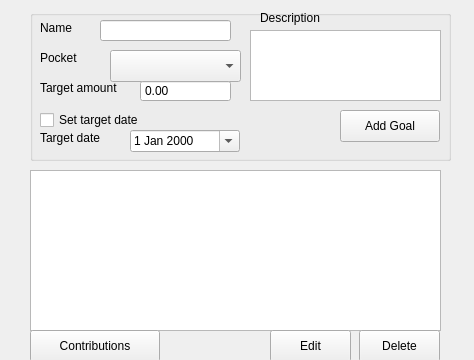
This is ui/goals_widget.ui in fishija/fcontrol-personal-finance as Qt 5 draws it before an edit. The edited form follows.
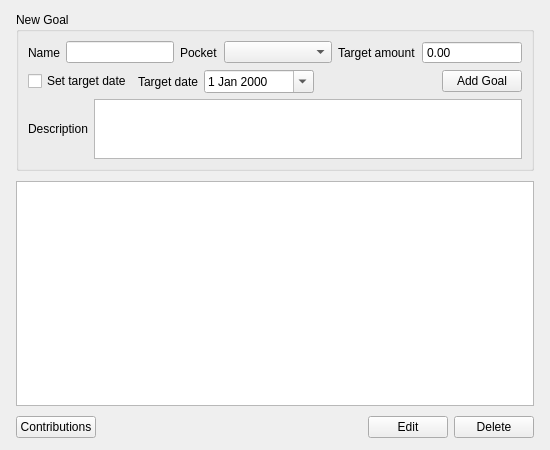
This is the edited form.

Commit message: Update goals and goal_contribution views to meet base usability requirements

Diff of the .ui file:
```diff
--- a/ui/goals_widget.ui
+++ b/ui/goals_widget.ui
@@ -6,131 +6,125 @@
    <rect>
     <x>0</x>
     <y>0</y>
-    <width>474</width>
-    <height>360</height>
+    <width>550</width>
+    <height>450</height>
    </rect>
   </property>
   <property name="windowTitle">
    <string>Form</string>
   </property>
+  <layout class="QVBoxLayout" name="mainLayout">
+   <property name="leftMargin">
+    <number>16</number>
+   </property>
+   <property name="topMargin">
+    <number>12</number>
+   </property>
+   <property name="rightMargin">
+    <number>16</number>
+   </property>
+   <property name="bottomMargin">
+    <number>12</number>
+   </property>
+   <property name="spacing">
+    <number>10</number>
+   </property>
+   <item>
   <widget class="QGroupBox" name="groupBox">
-   <property name="geometry">
-    <rect>
-     <x>30</x>
-     <y>10</y>
-     <width>421</width>
-     <height>151</height>
-    </rect>
-   </property>
    <property name="title">
-    <string/>
-   </property>
-   <widget class="QPushButton" name="addButton">
-    <property name="geometry">
-     <rect>
-      <x>310</x>
-      <y>100</y>
-      <width>100</width>
-      <height>32</height>
-     </rect>
-    </property>
-    <property name="text">
-     <string>Add Goal</string>
-    </property>
-   </widget>
-   <widget class="QComboBox" name="pocketSelect">
-    <property name="geometry">
-     <rect>
-      <x>80</x>
-      <y>40</y>
-      <width>131</width>
-      <height>32</height>
-     </rect>
-    </property>
-   </widget>
+      <string>New Goal</string>
+     </property>
+     <layout class="QVBoxLayout" name="groupBoxLayout">
+      <property name="spacing">
+       <number>6</number>
+      </property>
+      <item>
+       <layout class="QHBoxLayout" name="row1">
+        <property name="spacing">
+         <number>6</number>
+        </property>
+        <item>
    <widget class="QLabel" name="label">
-    <property name="geometry">
-     <rect>
-      <x>10</x>
-      <y>10</y>
-      <width>58</width>
-      <height>16</height>
-     </rect>
-    </property>
     <property name="text">
      <string>Name</string>
     </property>
    </widget>
-   <widget class="QLabel" name="label_2">
-    <property name="geometry">
-     <rect>
-      <x>10</x>
-      <y>70</y>
-      <width>101</width>
-      <height>16</height>
-     </rect>
-    </property>
-    <property name="text">
-     <string>Target amount</string>
-    </property>
-   </widget>
+        </item>
+        <item>
+         <widget class="QLineEdit" name="nameInput">
+          <property name="sizePolicy">
+           <sizepolicy hsizetype="Expanding" vsizetype="Fixed">
+            <horstretch>1</horstretch>
+            <verstretch>0</verstretch>
+           </sizepolicy>
+          </property>
+         </widget>
+        </item>
+        <item>
    <widget class="QLabel" name="label_3">
-    <property name="geometry">
-     <rect>
-      <x>10</x>
-      <y>40</y>
-      <width>58</width>
-      <height>16</height>
-     </rect>
-    </property>
     <property name="text">
      <string>Pocket</string>
     </property>
    </widget>
+        </item>
+        <item>
+         <widget class="QComboBox" name="pocketSelect">
+          <property name="sizePolicy">
+           <sizepolicy hsizetype="Expanding" vsizetype="Fixed">
+            <horstretch>1</horstretch>
+            <verstretch>0</verstretch>
+           </sizepolicy>
+          </property>
+         </widget>
+        </item>
+        <item>
+         <widget class="QLabel" name="label_2">
+          <property name="text">
+           <string>Target amount</string>
+          </property>
+         </widget>
+        </item>
+        <item>
+         <widget class="QDoubleSpinBox" name="targetAmountInput">
+          <property name="minimumSize">
+           <size>
+            <width>100</width>
+            <height>0</height>
+           </size>
+          </property>
+          <property name="buttonSymbols">
+           <enum>QAbstractSpinBox::ButtonSymbols::NoButtons</enum>
+          </property>
+         </widget>
+        </item>
+       </layout>
+      </item>
+      <item>
+       <layout class="QHBoxLayout" name="row2">
+        <property name="spacing">
+         <number>6</number>
+        </property>
+        <item>
+         <widget class="QCheckBox" name="setTargetDateInput">
+          <property name="text">
+           <string>Set target date</string>
+          </property>
+         </widget>
+        </item>
+        <item>
    <widget class="QLabel" name="targetDateLabel">
-    <property name="geometry">
-     <rect>
-      <x>10</x>
-      <y>120</y>
-      <width>81</width>
-      <height>16</height>
-     </rect>
-    </property>
     <property name="text">
      <string>Target date</string>
     </property>
    </widget>
-   <widget class="QTextEdit" name="descriptionInput">
-    <property name="geometry">
-     <rect>
-      <x>220</x>
-      <y>20</y>
-      <width>191</width>
-      <height>71</height>
-     </rect>
-    </property>
-   </widget>
-   <widget class="QLabel" name="label_5">
-    <property name="geometry">
-     <rect>
-      <x>230</x>
-      <y>0</y>
-      <width>81</width>
-      <height>16</height>
-     </rect>
-    </property>
-    <property name="text">
-     <string>Description</string>
-    </property>
-   </widget>
+        </item>
+        <item>
    <widget class="QDateEdit" name="targetDateInput">
-    <property name="geometry">
-     <rect>
-      <x>100</x>
-      <y>120</y>
+          <property name="minimumSize">
+           <size>
       <width>110</width>
-      <height>22</height>
-     </rect>
+            <height>0</height>
+           </size>
     </property>
     <property name="buttonSymbols">
      <enum>QAbstractSpinBox::ButtonSymbols::NoButtons</enum>
@@ -139,92 +133,108 @@
      <bool>true</bool>
     </property>
    </widget>
-   <widget class="QDoubleSpinBox" name="targetAmountInput">
-    <property name="geometry">
-     <rect>
-      <x>110</x>
-      <y>70</y>
-      <width>91</width>
-      <height>22</height>
-     </rect>
-    </property>
-    <property name="buttonSymbols">
-     <enum>QAbstractSpinBox::ButtonSymbols::NoButtons</enum>
-    </property>
-   </widget>
-   <widget class="QLineEdit" name="nameInput">
-    <property name="geometry">
-     <rect>
-      <x>70</x>
-      <y>10</y>
-      <width>131</width>
-      <height>21</height>
-     </rect>
-    </property>
-   </widget>
-   <widget class="QCheckBox" name="setTargetDateInput">
-    <property name="geometry">
-     <rect>
-      <x>10</x>
-      <y>100</y>
-      <width>121</width>
+        </item>
+        <item>
+         <spacer name="row2Spacer">
+          <property name="orientation">
+           <enum>Qt::Orientation::Horizontal</enum>
+          </property>
+          <property name="sizeHint" stdset="0">
+           <size>
+            <width>40</width>
       <height>20</height>
-     </rect>
-    </property>
+           </size>
+          </property>
+         </spacer>
+        </item>
+        <item>
+         <widget class="QPushButton" name="addButton">
     <property name="text">
-     <string>Set target date</string>
-    </property>
-   </widget>
-  </widget>
+           <string>Add Goal</string>
+          </property>
+         </widget>
+        </item>
+       </layout>
+      </item>
+      <item>
+       <layout class="QHBoxLayout" name="row3">
+        <property name="spacing">
+         <number>6</number>
+        </property>
+        <item>
+         <widget class="QLabel" name="label_5">
+          <property name="text">
+           <string>Description</string>
+          </property>
+         </widget>
+        </item>
+        <item>
+         <widget class="QTextEdit" name="descriptionInput">
+          <property name="maximumSize">
+           <size>
+            <width>16777215</width>
+            <height>60</height>
+           </size>
+          </property>
+         </widget>
+        </item>
+       </layout>
+      </item>
+     </layout>
+    </widget>
+   </item>
+   <item>
   <widget class="QListWidget" name="listWidget">
-   <property name="geometry">
-    <rect>
-     <x>30</x>
-     <y>170</y>
-     <width>411</width>
-     <height>161</height>
-    </rect>
-   </property>
-  </widget>
+     <property name="sizePolicy">
+      <sizepolicy hsizetype="Expanding" vsizetype="Expanding">
+       <horstretch>0</horstretch>
+       <verstretch>1</verstretch>
+      </sizepolicy>
+     </property>
+    </widget>
+   </item>
+   <item>
+    <layout class="QHBoxLayout" name="buttonsLayout">
+     <property name="spacing">
+      <number>6</number>
+     </property>
+     <item>
   <widget class="QPushButton" name="contributionsButton">
-   <property name="geometry">
-    <rect>
-     <x>30</x>
-     <y>330</y>
-     <width>130</width>
-     <height>32</height>
-    </rect>
-   </property>
    <property name="text">
     <string>Contributions</string>
    </property>
   </widget>
+     </item>
+     <item>
+      <spacer name="buttonSpacer">
+       <property name="orientation">
+        <enum>Qt::Orientation::Horizontal</enum>
+       </property>
+       <property name="sizeHint" stdset="0">
+        <size>
+         <width>40</width>
+         <height>20</height>
+        </size>
+       </property>
+      </spacer>
+     </item>
+     <item>
   <widget class="QPushButton" name="editButton">
-   <property name="geometry">
-    <rect>
-     <x>270</x>
-     <y>330</y>
-     <width>81</width>
-     <height>32</height>
-    </rect>
-   </property>
    <property name="text">
     <string>Edit</string>
    </property>
   </widget>
+     </item>
+     <item>
   <widget class="QPushButton" name="deleteButton">
-   <property name="geometry">
-    <rect>
-     <x>359</x>
-     <y>330</y>
-     <width>81</width>
-     <height>32</height>
-    </rect>
-   </property>
    <property name="text">
     <string>Delete</string>
    </property>
   </widget>
+     </item>
+    </layout>
+   </item>
+  </layout>
  </widget>
  <resources/>
  <connections/>
```
Lines whose indentation alone changed are shown as unchanged. The commit also changes 5 other files.
